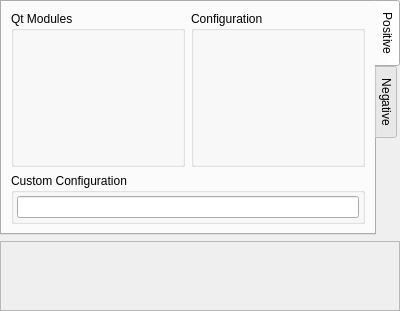
Above: v2/branches/newxup/plugins/xup/QMake/src/editor/QMakeConfigurationEditor.ui from testmana2/mks before the change. Below: the same form after it.
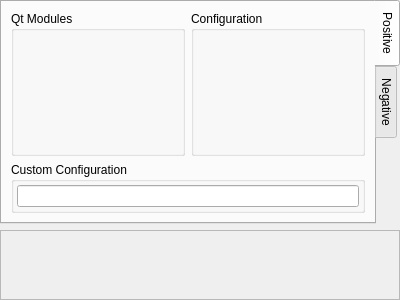
That is the form after the change. Icons and pictures are not drawn. Custom widgets are drawn as their Qt base class.

```diff
--- a/v2/branches/newxup/plugins/xup/QMake/src/editor/QMakeConfigurationEditor.ui
+++ b/v2/branches/newxup/plugins/xup/QMake/src/editor/QMakeConfigurationEditor.ui
@@ -7,7 +7,7 @@
     <x>0</x>
     <y>0</y>
     <width>400</width>
-    <height>311</height>
+    <height>300</height>
    </rect>
   </property>
   <property name="windowTitle">
```
Left out of the diff: 2 changed lines with no effect on the pictures.
